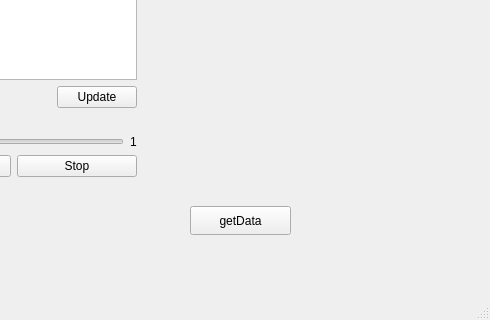
Above: Unidade 3/QtTcpClientConsumer/mainwindow.ui from Mtarginoo/DCA1202 before the change; both pictures show x 130 to 620 and y 241 to 561 of the 620 by 561 pixel window. Below: the same form after it.
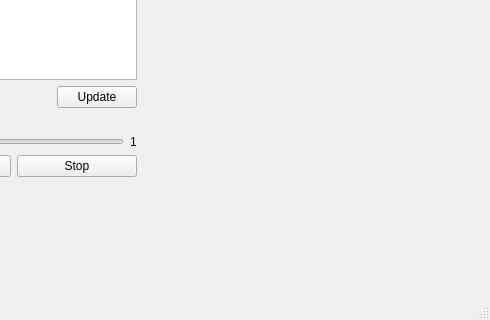
That is the form after the change.

Diff of the .ui file:
```diff
--- a/Unidade 3/QtTcpClientConsumer/mainwindow.ui
+++ b/Unidade 3/QtTcpClientConsumer/mainwindow.ui
@@ -14,19 +14,6 @@
    <string>MainWindow</string>
   </property>
   <widget class="QWidget" name="centralWidget">
-   <widget class="QPushButton" name="pushButtonGet">
-    <property name="geometry">
-     <rect>
-      <x>320</x>
-      <y>430</y>
-      <width>101</width>
-      <height>29</height>
-     </rect>
-    </property>
-    <property name="text">
-     <string>getData</string>
-    </property>
-   </widget>
    <widget class="QWidget" name="widget" native="true">
     <property name="geometry">
      <rect>
@@ -37,7 +24,7 @@
      </rect>
     </property>
    </widget>
-   <widget class="QWidget" name="">
+   <widget class="QWidget" name="layoutWidget">
     <property name="geometry">
      <rect>
       <x>10</x>
```
